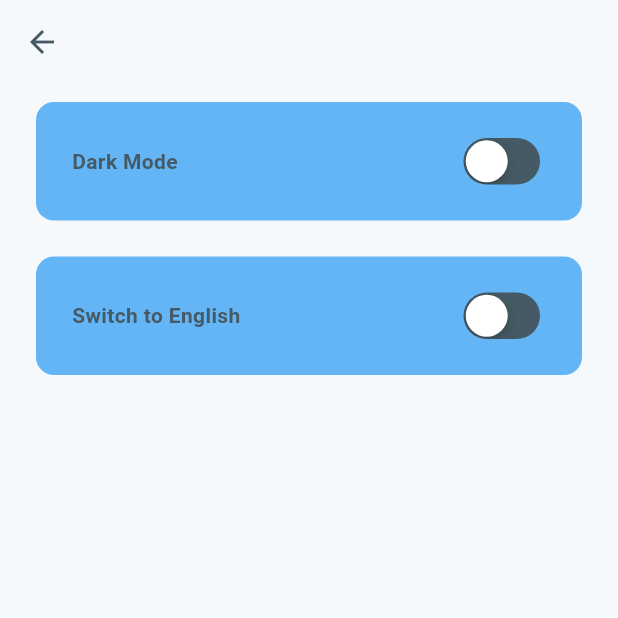
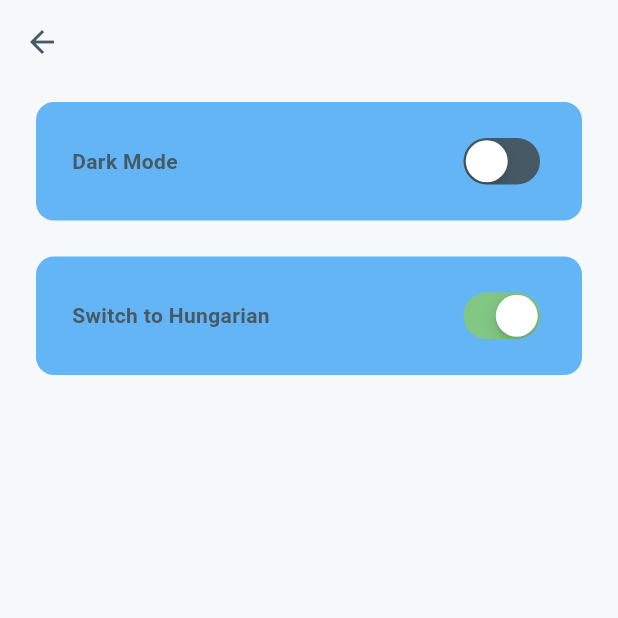
Before and after one commit to I-Toth/notes, a Flutter app: the SettingsPage screen opened directly, on a phone screen of 412 x 824 dp, the top half of it. Run offline on Flutter 3.47's test engine with Material 3 defaults, Android fonts, the phone set to English and light mode, and no system bars; our stand-ins replace google_fonts, isar, popover; accounts and stored records are empty; generated files the repository leaves out were written again.

Commit message:
fix language switch

```diff
--- a/lib/localization/language_provider.dart
+++ b/lib/localization/language_provider.dart
@@ -4,6 +4,10 @@ class LanguageProvider extends ChangeNotifier {
   Locale? _locale;
 
   Locale? get locale => _locale;
+
+  LanguageProvider() {
+    _locale ??= PlatformDispatcher.instance.locale.languageCode == 'hu' ? const Locale('hu') : const Locale('en');
+  }
 
   void setLocale(Locale locale) {
     _locale = locale;
--- a/lib/notes.dart
+++ b/lib/notes.dart
@@ -7,6 +7,7 @@ export 'package:flutter/cupertino.dart';
 export 'package:flutter/services.dart';
 export 'package:flutter/widgets.dart';
 export 'package:flutter_localizations/flutter_localizations.dart';
+export 'package:flutter/foundation.dart';
 
 // Külső csomagok
 export 'package:provider/provider.dart';
--- a/lib/pages/settings/settings_page.dart
+++ b/lib/pages/settings/settings_page.dart
@@ -6,7 +6,8 @@ class SettingsPage extends StatelessWidget {
   @override
   Widget build(BuildContext context) {
     final isDarkMode = context.watch<ThemeProvider>().isDarkMode;
-    final isEnglish = context.watch<LanguageProvider>().locale?.languageCode == 'en';
+    final languageProvider = context.watch<LanguageProvider>();
+    final isEnglish = languageProvider.locale?.languageCode == 'en';
 
     return Scaffold(
       appBar: AppBar(
@@ -16,15 +17,20 @@ class SettingsPage extends StatelessWidget {
       body: Column(
         children: [
           SwitchTile(
-            title: isDarkMode ? AppLocalizations.of(context).translate('lightMode') : AppLocalizations.of(context).translate('darkMode'),
+            title: isDarkMode
+                ? AppLocalizations.of(context).translate('lightMode')
+                : AppLocalizations.of(context).translate('darkMode'),
             value: isDarkMode,
-            onChanged: (value) => Provider.of<ThemeProvider>(context, listen: false).toggleTheme(),
+            onChanged: (value) =>
+                context.read<ThemeProvider>().toggleTheme(),
           ),
           SwitchTile(
-            title: isEnglish ? AppLocalizations.of(context).translate('switchToHungarian') : AppLocalizations.of(context).translate('switchToEnglish'),
-            value: isEnglish,
+            title: isEnglish
+                ? AppLocalizations.of(context).translate('switchToHungarian')
+                : AppLocalizations.of(context).translate('switchToEnglish'),
+            value: isEnglish ?? true,
             onChanged: (value) {
-              final languageProvider = Provider.of<LanguageProvider>(context, listen: false);
+              final languageProvider = context.read<LanguageProvider>();
               if (value) {
                 languageProvider.setLocale(const Locale('en'));
               } else {
```
